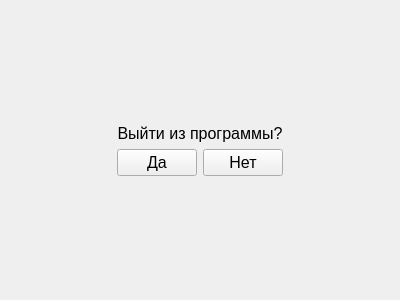
Lelius/FileLibrary, file exitform.ui: the form before one commit.
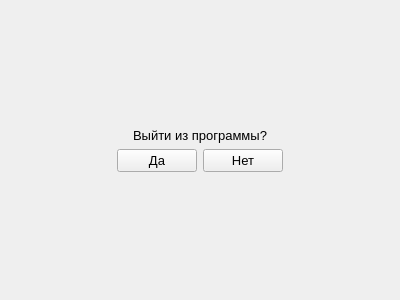
The form after the commit.

Patch:
```diff
--- a/exitform.ui
+++ b/exitform.ui
@@ -26,7 +26,7 @@
       <widget class="QLabel" name="labelExitText">
        <property name="font">
         <font>
-         <pointsize>12</pointsize>
+         <pointsize>10</pointsize>
         </font>
        </property>
        <property name="layoutDirection">
@@ -44,7 +44,7 @@
       <widget class="QPushButton" name="pushButtonYes">
        <property name="font">
         <font>
-         <pointsize>12</pointsize>
+         <pointsize>10</pointsize>
         </font>
        </property>
        <property name="text">
@@ -56,7 +56,7 @@
       <widget class="QPushButton" name="pushButtonNo">
        <property name="font">
         <font>
-         <pointsize>12</pointsize>
+         <pointsize>10</pointsize>
         </font>
        </property>
        <property name="text">
```
